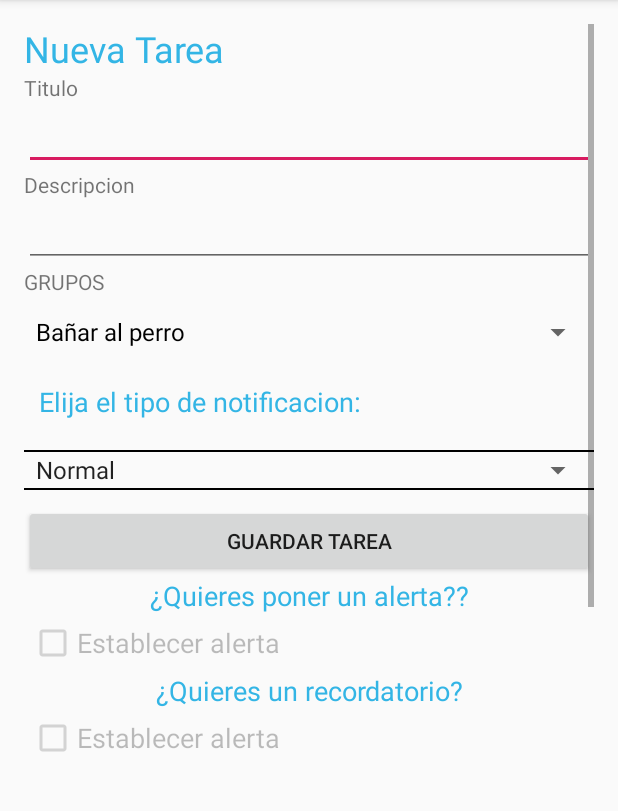
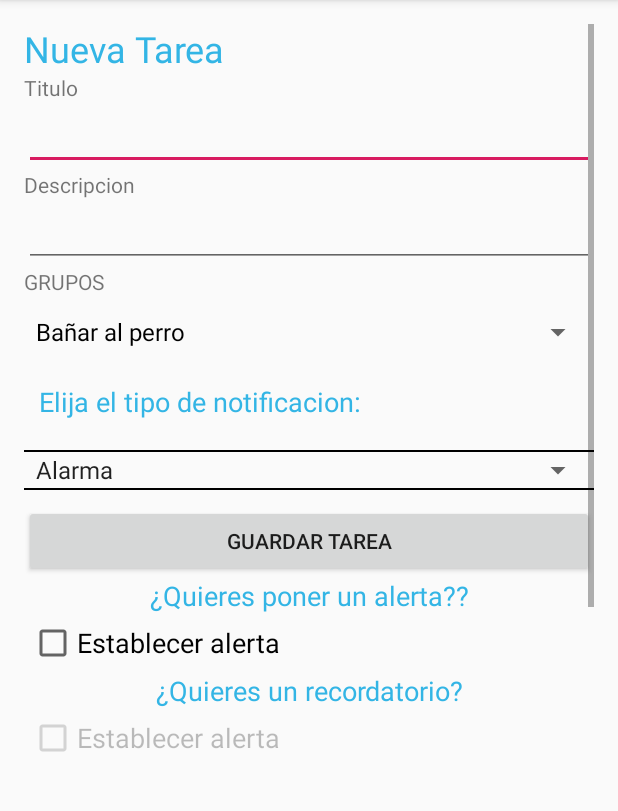
Before and after one commit to ANDROFAST/AppTareasAlarma, an Android app: the CrearTareas screen opened directly, with no data from a screen before it, on a phone screen of 412 x 824 dp, the part 84-895 px from its top. Run offline under Robolectric (Android 15) with nearby library versions, the phone set to English and light mode, and no system bars.

Commit message:
actualizacion
actualizacion

```diff
--- a/AppPeruApps/app/src/main/AndroidManifest.xml
+++ b/AppPeruApps/app/src/main/AndroidManifest.xml
@@ -22,7 +22,7 @@
         <activity android:name=".controlador.CrearGrupoTareas"></activity>
         <receiver android:name=".controlador.AlarmReceiver" android:exported="true" android:enabled="true"> </receiver>
         <receiver android:name=".controlador.GestionarNotificacion" android:exported="true" android:enabled="true"> </receiver>
-        <activity android:theme="@android:style/Theme.Dialog" android:name=".controlador.CrearAlerta"> </activity>
+        <activity android:theme="@android:style/Theme.Dialog" android:name=".controlador.GestionarAlerta"> </activity>
     </application>
 
 </manifest>
--- a/AppPeruApps/app/src/main/java/com/example/appperuapps/controlador/AlarmReceiver.java
+++ b/AppPeruApps/app/src/main/java/com/example/appperuapps/controlador/AlarmReceiver.java
@@ -12,7 +12,7 @@ public class AlarmReceiver extends BroadcastReceiver {
     public void onReceive(Context context, Intent intent)
     {
         String Title = intent.getStringExtra(context.getString(R.string.tituloo));
-        Intent x = new Intent(context, CrearAlerta.class);
+        Intent x = new Intent(context, GestionarAlerta.class);
         x.putExtra(context.getString(R.string.tituloo), Title);
         x.setFlags(Intent.FLAG_ACTIVITY_NEW_TASK);
         context.startActivity(x);
--- a/AppPeruApps/app/src/main/java/com/example/appperuapps/controlador/CrearTareas.java
+++ b/AppPeruApps/app/src/main/java/com/example/appperuapps/controlador/CrearTareas.java
@@ -82,14 +82,14 @@ public class CrearTareas extends AppCompatActivity {
         mSpinner.setOnItemSelectedListener(new AdapterView.OnItemSelectedListener() {
             public void onItemSelected(
                     AdapterView parent, View view, int position, long id) {
-                if (id == 2) {
+                if (id == 0) {
                     showToast(getString(R.string.added_alert));
                     checkBoxAlarm.setEnabled(true);
                 } else {
                     checkBoxAlarm.setEnabled(false);
                     checkBoxAlarm.setChecked(false);
                 }
-                if (id == 3) {
+                if (id == 1) {
                     showToast(getString(R.string.notificacion));
                     checkboxnotify.setEnabled(true);
                 } else {
--- a/AppPeruApps/app/src/main/res/values/strings.xml
+++ b/AppPeruApps/app/src/main/res/values/strings.xml
@@ -14,11 +14,7 @@
 
     <string-array name="tipo_nota">
 
-        <item>Normal</item>
-
-        <item>Estándar</item>
-
-        <item>Urgente</item>
+        <item>Alarma</item>
 
         <item>Notificar</item>
 
```
Also changed, not shown: AppPeruApps/app/src/main/java/com/example/appperuapps/controlador/GestionarAlerta.java (added, +45 -0 lines), AppPeruApps/app/src/main/res/layout/activity_gestionar_alerta.xml (added, +20 -0 lines), 10 other files.
